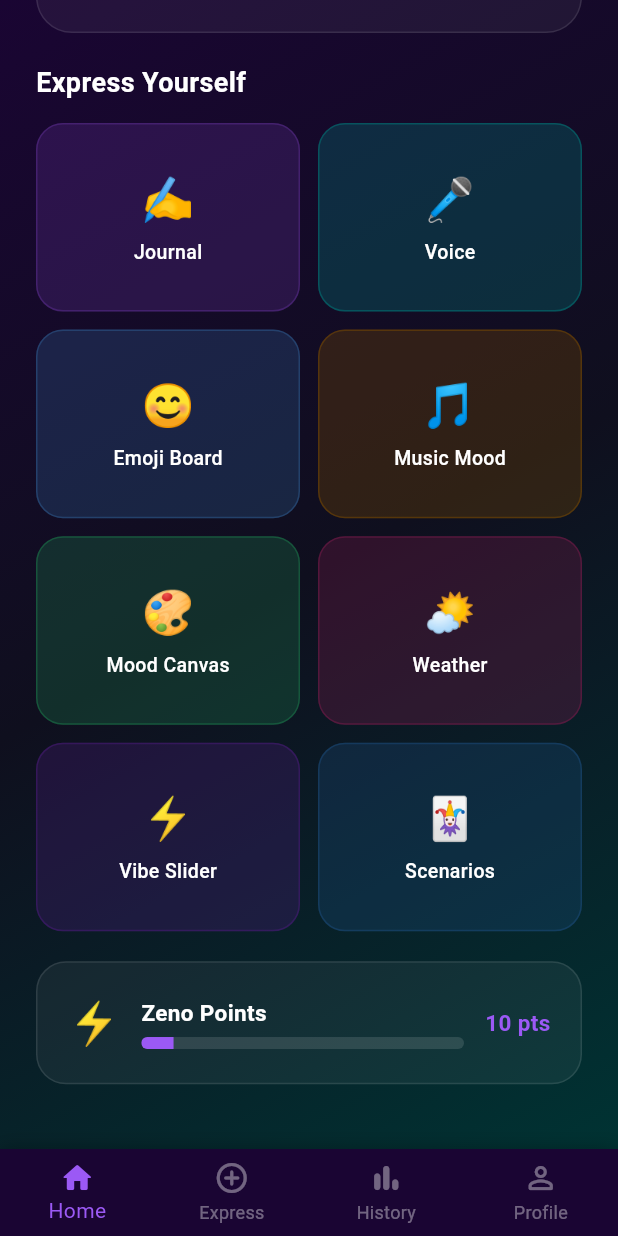
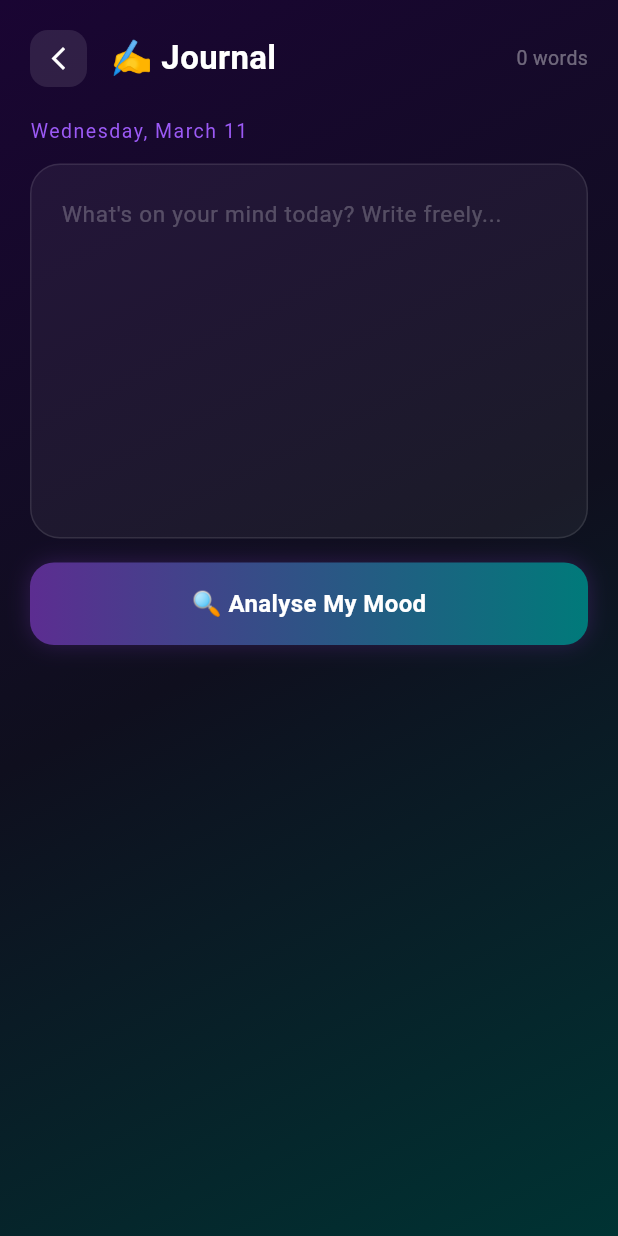
Before and after one commit to Beast93489/Zenora, a Flutter app: the screen it shows after launch, scrolled down 273 dp, after a tap on "✍️", on a phone screen of 412 x 824 dp. Run offline on Flutter 3.47's test engine with Material 3 defaults, Android fonts, the phone set to English and light mode, and no system bars; Roboto replaces fonts that are missing (Arial).

Commit message:
Add Journal screen with emotion detection

```diff
--- /dev/null
+++ b/lib/journal_screen.dart
@@ -0,0 +1,306 @@
+import 'package:flutter/material.dart';
+
+class JournalScreen extends StatefulWidget {
+  const JournalScreen({super.key});
+
+  @override
+  State<JournalScreen> createState() => _JournalScreenState();
+}
+
+class _JournalScreenState extends State<JournalScreen> {
+  final TextEditingController _controller = TextEditingController();
+  String _detectedEmotion = '';
+  String _aiResponse = '';
+  bool _isAnalyzing = false;
+  int _wordCount = 0;
+
+  final Map<String, Map<String, dynamic>> _emotionData = {
+    'joy': {'emoji': '😊', 'color': Color(0xFFFFB800), 'label': 'Joyful'},
+    'sadness': {'emoji': '😔', 'color': Color(0xFF4A90D9), 'label': 'Sad'},
+    'anger': {'emoji': '😤', 'color': Color(0xFFE74C3C), 'label': 'Angry'},
+    'fear': {'emoji': '😰', 'color': Color(0xFF9B59B6), 'label': 'Anxious'},
+    'surprise': {'emoji': '😲', 'color': Color(0xFF00B4B4), 'label': 'Surprised'},
+    'disgust': {'emoji': '🤢', 'color': Color(0xFF27AE60), 'label': 'Disgusted'},
+    'neutral': {'emoji': '😐', 'color': Color(0xFF95A5A6), 'label': 'Neutral'},
+  };
+
+  void _updateWordCount(String text) {
+    final words = text.trim().split(RegExp(r'\s+'));
+    setState(() {
+      _wordCount = text.trim().isEmpty ? 0 : words.length;
+    });
+  }
+
+  // Simple local emotion detection (before we add Gemini API)
+  String _detectEmotionLocally(String text) {
+    text = text.toLowerCase();
+    if (text.contains(RegExp(r'happy|joy|great|amazing|wonderful|love|excited|good|fantastic|awesome'))) return 'joy';
+    if (text.contains(RegExp(r'sad|cry|tears|miss|lonely|depressed|unhappy|hurt|pain|loss'))) return 'sadness';
+    if (text.contains(RegExp(r'angry|mad|furious|hate|annoyed|frustrated|rage|upset'))) return 'anger';
+    if (text.contains(RegExp(r'scared|afraid|worried|anxious|nervous|fear|stress|panic'))) return 'fear';
+    if (text.contains(RegExp(r'surprised|shocked|unexpected|wow|unbelievable|sudden'))) return 'surprise';
+    if (text.contains(RegExp(r'disgusted|gross|horrible|awful|terrible|nasty'))) return 'disgust';
+    return 'neutral';
+  }
+
+  String _getAiResponse(String emotion) {
+    final responses = {
+      'joy': "That's wonderful! Your positive energy is clearly shining through. Keep embracing these moments of joy — they're worth celebrating! 🌟",
+      'sadness': "It's okay to feel sad sometimes. Your feelings are valid. Remember that difficult moments pass, and brighter days are ahead. I'm here with you. 💙",
+      'anger': "I can sense some frustration in your words. Take a deep breath — it's okay to feel this way. Try channeling this energy into something productive. 🌊",
+      'fear': "Feeling anxious is completely normal. You're stronger than your fears. Take it one step at a time, and remember to breathe. You've got this! 💪",
+      'surprise': "Life is full of unexpected moments! How you respond to surprises defines your resilience. Embrace the unexpected — it often leads to growth. ✨",
+      'disgust': "It sounds like something really bothered you today. Your boundaries and values matter. It's okay to step away from things that don't align with you. 🛡️",
+      'neutral': "Thank you for sharing your thoughts. Journaling regularly helps build self-awareness. Keep writing — every entry is a step towards knowing yourself better. 📖",
+    };
+    return responses[emotion] ?? responses['neutral']!;
+  }
+
+  void _analyzeEntry() async {
+    if (_controller.text.trim().isEmpty) return;
+
+    setState(() {
+      _isAnalyzing = true;
+      _detectedEmotion = '';
+      _aiResponse = '';
+    });
+
+    // Simulate API delay
+    await Future.delayed(const Duration(seconds: 2));
+
+    final emotion = _detectEmotionLocally(_controller.text);
+    final response = _getAiResponse(emotion);
+
+    setState(() {
+      _isAnalyzing = false;
+      _detectedEmotion = emotion;
+      _aiResponse = response;
+    });
+  }
+
+  @override
+  void dispose() {
+    _controller.dispose();
+    super.dispose();
+  }
+
+  @override
+  Widget build(BuildContext context) {
+    final emotionInfo = _detectedEmotion.isNotEmpty
+        ? _emotionData[_detectedEmotion]!
+        : null;
+
+    return Scaffold(
+      body: Container(
+        decoration: const BoxDecoration(
+          gradient: LinearGradient(
+            begin: Alignment.topLeft,
+            end: Alignment.bottomRight,
+            colors: [Color(0xFF1A0533), Color(0xFF0F0F1E), Color(0xFF003333)],
+          ),
+        ),
+        child: SafeArea(
+          child: Column(
+            children: [
+              // Header
+              Padding(
+                padding: const EdgeInsets.all(20),
+                child: Row(
+                  children: [
+                    GestureDetector(
+                      onTap: () => Navigator.pop(context),
+                      child: Container(
+                        padding: const EdgeInsets.all(10),
+                        decoration: BoxDecoration(
+                          color: Colors.white.withOpacity(0.1),
+                          borderRadius: BorderRadius.circular(12),
+                        ),
+                        child: const Icon(Icons.arrow_back_ios_new,
+                            color: Colors.white, size: 18),
+                      ),
+                    ),
+                    const SizedBox(width: 16),
+                    const Text(
+                      '✍️ Journal',
+                      style: TextStyle(
+                        color: Colors.white,
+                        fontSize: 22,
+                        fontWeight: FontWeight.bold,
+                      ),
+                    ),
+                    const Spacer(),
+                    Text(
+                      '$_wordCount words',
+                      style: const TextStyle(
+                        color: Colors.white38,
+                        fontSize: 13,
+                      ),
+                    ),
+                  ],
+                ),
+              ),
+
+              // Main content
+              Expanded(
+                child: SingleChildScrollView(
+                  padding: const EdgeInsets.symmetric(horizontal: 20),
+                  child: Column(
+                    crossAxisAlignment: CrossAxisAlignment.start,
+                    children: [
+                      // Date
+                      Text(
+                        _getFormattedDate(),
+                        style: const TextStyle(
+                          color: Color(0xFF9B59F5),
+                          fontSize: 13,
+                          letterSpacing: 1,
+                        ),
+                      ),
+                      const SizedBox(height: 12),
+
+                      // Text input
+                      Container(
+                        decoration: BoxDecoration(
+                          color: Colors.white.withOpacity(0.05),
+                          borderRadius: BorderRadius.circular(20),
+                          border: Border.all(
+                            color: Colors.white.withOpacity(0.1),
+                          ),
+                        ),
+                        child: TextField(
+                          controller: _controller,
+                          onChanged: _updateWordCount,
+                          maxLines: 8,
+                          style: const TextStyle(
+                            color: Colors.white,
+                            fontSize: 16,
+                            height: 1.6,
+                          ),
+                          decoration: const InputDecoration(
+                            hintText:
+                                "What's on your mind today? Write freely...",
+                            hintStyle: TextStyle(
+                              color: Colors.white24,
+                              fontSize: 15,
+                            ),
+                            border: InputBorder.none,
+                            contentPadding: EdgeInsets.all(20),
+                          ),
+                        ),
+                      ),
+
+                      const SizedBox(height: 16),
+
+                      // Analyze button
+                      SizedBox(
+                        width: double.infinity,
+                        child: GestureDetector(
+                          onTap: _isAnalyzing ? null : _analyzeEntry,
+                          child: Container(
+                            padding: const EdgeInsets.symmetric(vertical: 16),
+                            decoration: BoxDecoration(
+                              gradient: const LinearGradient(
+                                colors: [
+                                  Color(0xFF5C2D91),
+                                  Color(0xFF007A7A)
+                                ],
+                              ),
+                              borderRadius: BorderRadius.circular(16),
+                              boxShadow: [
+                                BoxShadow(
+                                  color:
+                                      const Color(0xFF5C2D91).withOpacity(0.4),
+                                  blurRadius: 12,
+                                ),
+                              ],
+                            ),
+                            child: Center(
+                              child: _isAnalyzing
+                                  ? const SizedBox(
+                                      width: 24,
+                                      height: 24,
+                                      child: CircularProgressIndicator(
+                                        color: Colors.white,
+                                        strokeWidth: 2,
+                                      ),
+                                    )
+                                  : const Text(
+                                      '🔍 Analyse My Mood',
+                                      style: TextStyle(
+                                        color: Colors.white,
+                                        fontSize: 16,
+                                        fontWeight: FontWeight.bold,
+                                      ),
+                                    ),
+                            ),
+                          ),
+                        ),
+                      ),
+
+                      // Emotion result
+                      if (emotionInfo != null) ...[
+                        const SizedBox(height: 20),
+                        Container(
+                          width: double.infinity,
+                          padding: const EdgeInsets.all(20),
+                          decoration: BoxDecoration(
+                            color: (emotionInfo['color'] as Color)
+                                .withOpacity(0.15),
+                            borderRadius: BorderRadius.circular(20),
+                            border: Border.all(
+                              color: (emotionInfo['color'] as Color)
+                                  .withOpacity(0.4),
+                            ),
+                          ),
+                          child: Column(
+                            children: [
+                              Text(
+                                emotionInfo['emoji'] as String,
+                                style: const TextStyle(fontSize: 48),
+                              ),
+                              const SizedBox(height: 8),
+                              Text(
+                                'Feeling ${emotionInfo['label']}',
+                                style: TextStyle(
+                                  color: emotionInfo['color'] as Color,
+                                  fontSize: 20,
+                                  fontWeight: FontWeight.bold,
+                                ),
+                              ),
+                              const SizedBox(height: 12),
+                              Text(
+                                _aiResponse,
+                                textAlign: TextAlign.center,
+                                style: const TextStyle(
+                                  color: Colors.white70,
+                                  fontSize: 14,
+                                  height: 1.5,
+                                ),
+                              ),
+                            ],
+                          ),
+                        ),
+                      ],
+
+                      const SizedBox(height: 30),
+                    ],
+                  ),
+                ),
+              ),
+            ],
+          ),
+        ),
+      ),
+    );
+  }
+
+  String _getFormattedDate() {
+    final now = DateTime.now();
+    final months = [
+      'January', 'February', 'March', 'April', 'May', 'June',
+      'July', 'August', 'September', 'October', 'November', 'December'
+    ];
+    final days = ['Monday', 'Tuesday', 'Wednesday', 'Thursday', 'Friday', 'Saturday', 'Sunday'];
+    return '${days[now.weekday - 1]}, ${months[now.month - 1]} ${now.day}';
+  }
+}
--- a/lib/main.dart
+++ b/lib/main.dart
@@ -1,4 +1,5 @@
 import 'package:flutter/material.dart';
+import 'journal_screen.dart';
 
 void main() {
   runApp(const ZenoraApp());
@@ -20,6 +21,7 @@ class ZenoraApp extends StatelessWidget {
     );
   }
 }
+
 class SplashScreen extends StatefulWidget {
   const SplashScreen({super.key});
 
@@ -134,7 +136,7 @@ class _SplashScreenState extends State<SplashScreen>
                         ),
                         boxShadow: [
                           BoxShadow(
-                            color: const Color(0xFF5C2D91).withOpacity(0.5),
+                            color: Color(0xFF5C2D91),
                             blurRadius: 30,
                             spreadRadius: 5,
                           ),
@@ -202,7 +204,7 @@ class _SplashScreenState extends State<SplashScreen>
                     height: 40,
                     child: CircularProgressIndicator(
                       valueColor: AlwaysStoppedAnimation<Color>(
-                        const Color(0xFF5C2D91).withOpacity(0.8),
+                        const Color(0xFF5C2D91),
                       ),
                       strokeWidth: 2,
                     ),
@@ -225,6 +227,7 @@ class _SplashScreenState extends State<SplashScreen>
     );
   }
 }
+
 class HomeScreen extends StatelessWidget {
   const HomeScreen({super.key});
 
@@ -252,7 +255,6 @@ class HomeScreen extends StatelessWidget {
             child: Column(
               crossAxisAlignment: CrossAxisAlignment.start,
               children: [
-                // Top bar
                 Row(
                   mainAxisAlignment: MainAxisAlignment.spaceBetween,
                   children: [
@@ -283,7 +285,6 @@ class HomeScreen extends StatelessWidget {
                         ),
                       ],
                     ),
-                    // Streak badge
                     Container(
                       padding: const EdgeInsets.symmetric(
                           horizontal: 16, vertical: 10),
@@ -292,12 +293,6 @@ class HomeScreen extends StatelessWidget {
                           colors: [Color(0xFF5C2D91), Color(0xFF007A7A)],
                         ),
                         borderRadius: BorderRadius.circular(20),
-                        boxShadow: [
-                          BoxShadow(
-                            color: const Color(0xFF5C2D91).withOpacity(0.4),
-                            blurRadius: 12,
-                          ),
-                        ],
                       ),
                       child: const Row(
                         children: [
@@ -316,19 +311,14 @@ class HomeScreen extends StatelessWidget {
                     ),
                   ],
                 ),
-
                 const SizedBox(height: 28),
-
-                // Mood card
                 Container(
                   width: double.infinity,
                   padding: const EdgeInsets.all(24),
                   decoration: BoxDecoration(
-                    color: Colors.white.withOpacity(0.05),
+                    color: Color(0x0DFFFFFF),
                     borderRadius: BorderRadius.circular(24),
-                    border: Border.all(
-                      color: Colors.white.withOpacity(0.1),
-                    ),
+                    border: Border.all(color: Color(0x1AFFFFFF)),
                   ),
                   child: Column(
                     crossAxisAlignment: CrossAxisAlignment.start,
@@ -356,7 +346,7 @@ class HomeScreen extends StatelessWidget {
                                 child: Container(
                                   padding: const EdgeInsets.all(12),
                                   decoration: BoxDecoration(
-                                    color: Colors.white.withOpacity(0.07),
+                                    color: Color(0x12FFFFFF),
                                     borderRadius: BorderRadius.circular(16),
                                   ),
                                   child: Text(
@@ -371,10 +361,7 @@ class HomeScreen extends StatelessWidget {
                     ],
                   ),
                 ),
-
                 const SizedBox(height: 20),
-
-                // Expression modes
                 const Text(
                   'Express Yourself',
                   style: TextStyle(
@@ -392,7 +379,16 @@ class HomeScreen extends StatelessWidget {
                   mainAxisSpacing: 12,
                   childAspectRatio: 1.4,
                   children: [
-                    _ModeCard(emoji: '✍️', title: 'Journal', color: const Color(0xFF5C2D91)),
+                    _ModeCard(
+                      emoji: '✍️',
+                      title: 'Journal',
+                      color: const Color(0xFF5C2D91),
+                      onTap: () => Navigator.push(
+                        context,
+                        MaterialPageRoute(
+                            builder: (_) => const JournalScreen()),
+                      ),
+                    ),
                     _ModeCard(emoji: '🎤', title: 'Voice', color: const Color(0xFF007A7A)),
                     _ModeCard(emoji: '😊', title: 'Emoji Board', color: const Color(0xFF2D5C91)),
                     _ModeCard(emoji: '🎵', title: 'Music Mood', color: const Color(0xFF7A4A00)),
@@ -402,16 +398,13 @@ class HomeScreen extends StatelessWidget {
                     _ModeCard(emoji: '🃏', title: 'Scenarios', color: const Color(0xFF1A4A7A)),
                   ],
                 ),
-
                 const SizedBox(height: 20),
-
-                // Zeno points
                 Container(
                   padding: const EdgeInsets.all(20),
                   decoration: BoxDecoration(
-                    color: Colors.white.withOpacity(0.05),
+                    color: Color(0x0DFFFFFF),
                     borderRadius: BorderRadius.circular(20),
-                    border: Border.all(color: Colors.white.withOpacity(0.1)),
+                    border: Border.all(color: Color(0x1AFFFFFF)),
                   ),
                   child: Row(
                     children: [
@@ -432,11 +425,11 @@ class HomeScreen extends StatelessWidget {
                             const SizedBox(height: 6),
                             ClipRRect(
                               borderRadius: BorderRadius.circular(10),
-                              child: LinearProgressIndicator(
+                              child: const LinearProgressIndicator(
                                 value: 0.1,
                                 minHeight: 8,
                                 backgroundColor: Colors.white12,
-                                valueColor: const AlwaysStoppedAnimation<Color>(
+                                valueColor: AlwaysStoppedAnimation<Color>(
                                   Color(0xFF9B59F5),
                                 ),
                               ),
@@ -456,7 +449,6 @@ class HomeScreen extends StatelessWidget {
                     ],
                   ),
                 ),
-
                 const SizedBox(height: 20),
               ],
             ),
@@ -467,10 +459,7 @@ class HomeScreen extends StatelessWidget {
         decoration: BoxDecoration(
           color: const Color(0xFF1A0533),
           boxShadow: [
-            BoxShadow(
-              color: Colors.black.withOpacity(0.3),
-              blurRadius: 10,
-            ),
+            BoxShadow(color: Colors.black54, blurRadius: 10),
           ],
         ),
         child: BottomNavigationBar(
@@ -499,22 +488,24 @@ class _ModeCard extends StatelessWidget {
   final String emoji;
   final String title;
   final Color color;
+  final VoidCallback? onTap;
 
   const _ModeCard({
     required this.emoji,
     required this.title,
     required this.color,
+    this.onTap,
   });
 
   @override
   Widget build(BuildContext context) {
     return GestureDetector(
-      onTap: () {},
+      onTap: onTap ?? () {},
       child: Container(
         decoration: BoxDecoration(
-          color: color.withOpacity(0.3),
+          color: color.withValues(alpha: 0.3),
           borderRadius: BorderRadius.circular(18),
-          border: Border.all(color: color.withOpacity(0.5)),
+          border: Border.all(color: color.withValues(alpha: 0.5)),
         ),
         child: Column(
           mainAxisAlignment: MainAxisAlignment.center,
```
